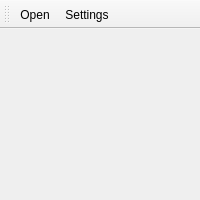
Old version of the form sources/jest_main_window.ui in the repository jpcima/jest.
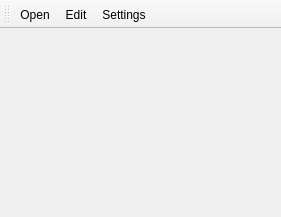
New version of the form. Icons and pictures are not drawn.

```diff
--- a/sources/jest_main_window.ui
+++ b/sources/jest_main_window.ui
@@ -6,8 +6,8 @@
    <rect>
     <x>0</x>
     <y>0</y>
-    <width>200</width>
-    <height>200</height>
+    <width>281</width>
+    <height>217</height>
    </rect>
   </property>
   <property name="windowTitle">
@@ -34,6 +34,7 @@
     <bool>false</bool>
    </attribute>
    <addaction name="actionOpen"/>
+   <addaction name="actionEdit"/>
    <addaction name="actionSettings"/>
   </widget>
   <action name="actionOpen">
@@ -62,6 +63,14 @@
     <string>Settings</string>
    </property>
   </action>
+  <action name="actionEdit">
+   <property name="icon">
+    <iconset theme="accessories-text-editor"/>
+   </property>
+   <property name="text">
+    <string>Edit</string>
+   </property>
+  </action>
  </widget>
  <resources/>
  <connections/>
```
Left out of the diff: 3 changed lines with no effect on the pictures.
